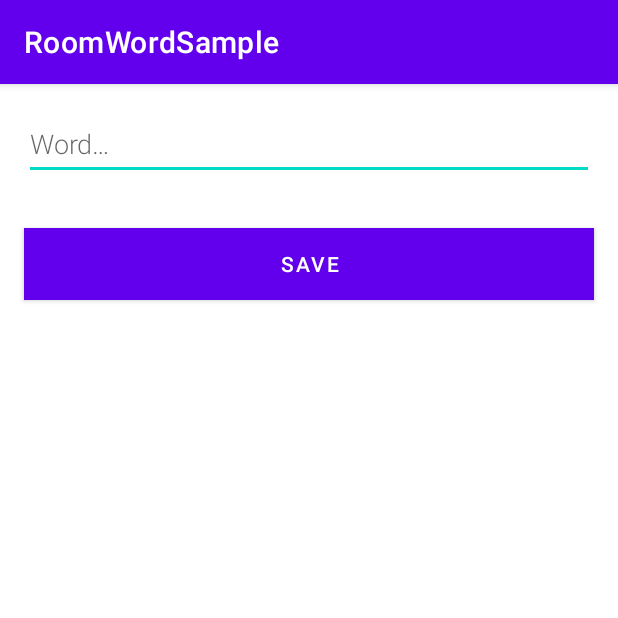
After one commit to kpc25459/kotlinRoom, an Android app: the NewWordActivity screen opened directly, with no data from a screen before it, on a phone screen of 412 x 824 dp, the top half of it. The commit adds this screen. Run offline under Robolectric (Android 15) with nearby library versions, the phone set to English and light mode, and no system bars.

Commit message:
dokończenie

```diff
--- a/app/src/main/AndroidManifest.xml
+++ b/app/src/main/AndroidManifest.xml
@@ -3,17 +3,19 @@
     package="net.dev.roomwordsample">
 
     <application
+        android:name=".WordsApplication"
         android:allowBackup="true"
         android:icon="@mipmap/ic_launcher"
         android:label="@string/app_name"
         android:roundIcon="@mipmap/ic_launcher_round"
         android:supportsRtl="true"
         android:theme="@style/AppTheme">
+        <activity android:name=".NewWordActivity"></activity>
         <activity android:name=".MainActivity">
             <intent-filter>
-                <action android:name="android.intent.action.MAIN"/>
+                <action android:name="android.intent.action.MAIN" />
 
-                <category android:name="android.intent.category.LAUNCHER"/>
+                <category android:name="android.intent.category.LAUNCHER" />
             </intent-filter>
         </activity>
     </application>
--- /dev/null
+++ b/app/src/main/java/net/dev/roomwordsample/NewWordActivity.kt
@@ -0,0 +1,39 @@
+package net.dev.roomwordsample
+
+import android.app.Activity
+import android.content.Intent
+import android.inputmethodservice.ExtractEditText
+import androidx.appcompat.app.AppCompatActivity
+import android.os.Bundle
+import android.text.TextUtils
+import android.widget.Button
+import android.widget.EditText
+
+class NewWordActivity : AppCompatActivity() {
+    private lateinit var editWordView: EditText
+
+    override fun onCreate(savedInstanceState: Bundle?) {
+        super.onCreate(savedInstanceState)
+        setContentView(R.layout.activity_new_word)
+
+        editWordView = findViewById(R.id.edit_word)
+
+        val button = findViewById<Button>(R.id.button_save)
+        button.setOnClickListener {
+            val replyIntent = Intent()
+
+            if (TextUtils.isEmpty(editWordView.text)) {
+                setResult(Activity.RESULT_CANCELED, replyIntent)
+            } else {
+                val word = editWordView.text.toString()
+                replyIntent.putExtra(EXTRA_REPLY, word)
+                setResult(Activity.RESULT_OK, replyIntent)
+            }
+            finish()
+        }
+    }
+
+    companion object {
+        const val EXTRA_REPLY = "com.example.android.wordlistsql.REPLY"
+    }
+}
--- /dev/null
+++ b/app/src/main/res/layout/activity_new_word.xml
@@ -0,0 +1,27 @@
+<?xml version="1.0" encoding="utf-8"?>
+<LinearLayout xmlns:android="http://schemas.android.com/apk/res/android"
+    android:orientation="vertical"
+    android:layout_height="match_parent"
+    android:layout_width="match_parent">
+
+    <EditText
+        android:id="@+id/edit_word"
+        android:layout_width="match_parent"
+        android:layout_height="wrap_content"
+        android:minHeight="@dimen/min_height"
+        android:fontFamily="sans-serif-light"
+        android:hint="@string/hint_word"
+        android:inputType="textAutoComplete"
+        android:layout_margin="@dimen/big_padding"
+        android:textSize="18sp" />
+
+    <Button
+        android:id="@+id/button_save"
+        android:layout_width="match_parent"
+        android:layout_height="wrap_content"
+        android:background="@color/colorPrimary"
+        android:text="@string/button_save"
+        android:layout_margin="@dimen/big_padding"
+        android:textColor="@color/buttonLabel" />
+
+</LinearLayout>
--- a/app/src/main/res/values/colors.xml
+++ b/app/src/main/res/values/colors.xml
@@ -3,4 +3,5 @@
     <color name="colorPrimary">#6200EE</color>
     <color name="colorPrimaryDark">#3700B3</color>
     <color name="colorAccent">#03DAC5</color>
+    <color name="buttonLabel">#FFFFFFFF</color>
 </resources>
--- a/app/src/main/res/values/dimens.xml
+++ b/app/src/main/res/values/dimens.xml
@@ -1,4 +1,5 @@
 <?xml version="1.0" encoding="utf-8"?>
 <resources>
     <dimen name="big_padding">16dp</dimen>
+    <dimen name="min_height">48dp</dimen>
 </resources>
--- a/app/src/main/res/values/strings.xml
+++ b/app/src/main/res/values/strings.xml
@@ -1,4 +1,7 @@
 <resources>
     <string name="app_name">RoomWordSample</string>
     <string name="add_word">Add word</string>
+    <string name="hint_word">Word…</string>
+    <string name="button_save">Save</string>
+    <string name="empty_not_saved">Word not saved because it is empty</string>
 </resources>
```
Also changed, not shown: app/src/main/java/net/dev/roomwordsample/MainActivity.kt (+41 -1 lines), app/src/main/java/net/dev/roomwordsample/WordsApplication.kt (added, +14 -0 lines), app/src/main/java/net/dev/roomwordsample/data/WordRoomDatabase.kt (+28 -2 lines). Lines whose indentation alone changed are shown as unchanged.
